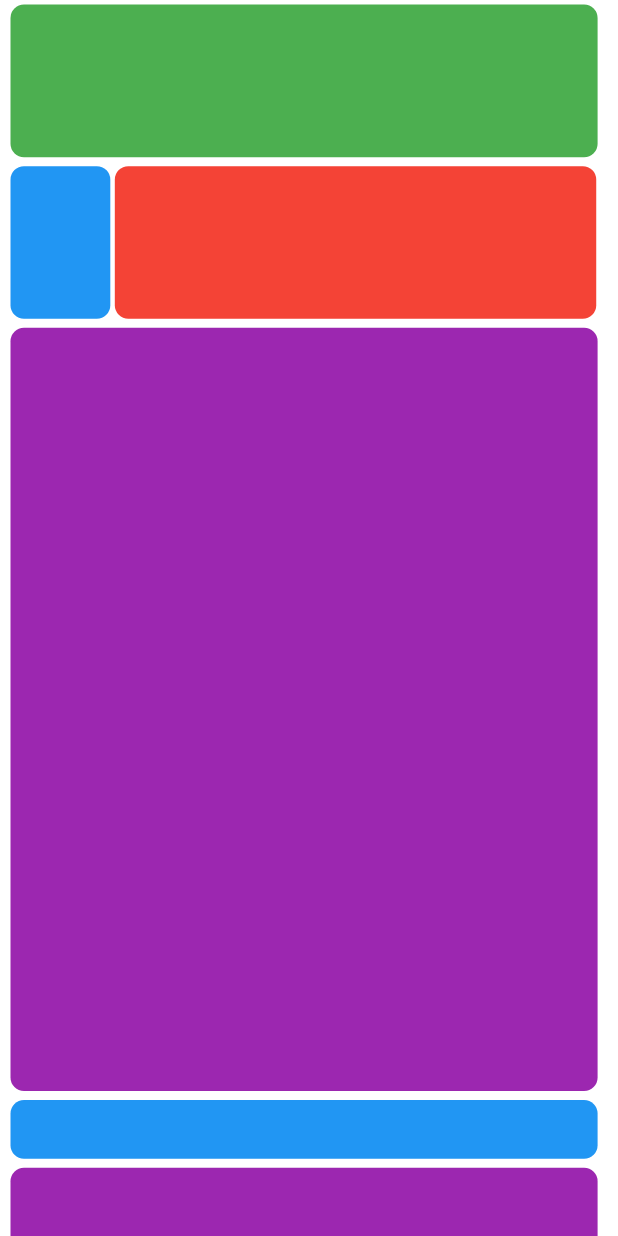
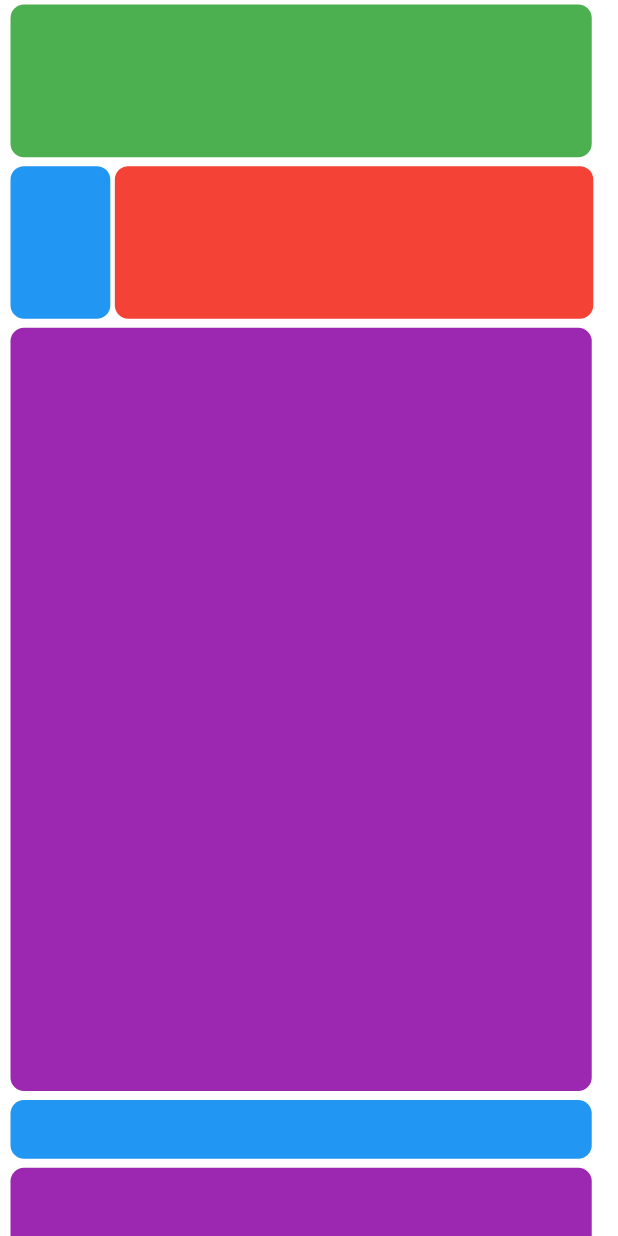
Before and after one commit to RaiAhmad73/flutterdev-assignment1, a Flutter app: the screen it shows after launch, on a phone screen of 412 x 824 dp. Run offline on Flutter 3.47's test engine with Material 2 defaults, Android fonts, the phone set to English and light mode, and no system bars.

Commit message:
fixed alignment

```diff
--- a/lib/main.dart
+++ b/lib/main.dart
@@ -40,7 +40,7 @@ class Assignment1 extends StatelessWidget {
                     ),
                   ),
                   height: height * .13,
-                  width: width)
+                  width: width * .99)
             ]),
           ),
           Padding(
@@ -67,7 +67,7 @@ class Assignment1 extends StatelessWidget {
                       ),
                     ),
                     height: height * .13,
-                    width: width * 0.82),
+                    width: width * 0.815),
               )
             ]),
           ),
@@ -83,7 +83,7 @@ class Assignment1 extends StatelessWidget {
                     ),
                   ),
                   height: height * .65,
-                  width: width),
+                  width: width * .99),
             )
           ]),
           Row(children: [
@@ -98,7 +98,7 @@ class Assignment1 extends StatelessWidget {
                     ),
                   ),
                   height: height * .05,
-                  width: width),
+                  width: width * .99),
             )
           ]),
           Row(children: [
@@ -113,7 +113,7 @@ class Assignment1 extends StatelessWidget {
                     ),
                   ),
                   height: height * .40,
-                  width: width,
+                  width: width * .99,
                   child: const Align(
                       alignment: Alignment.center,
                       child: Text("#8D43B3",
@@ -203,7 +203,7 @@ class Assignment1 extends StatelessWidget {
                     ),
                   ),
                   height: height * .25,
-                  width: width,
+                  width: width * .99,
                   child: const Align(
                       alignment: Alignment.center,
                       child: Text("#2AA650",
@@ -272,7 +272,7 @@ class Assignment1 extends StatelessWidget {
                   ),
                 ),
                 height: height * .45,
-                width: width,
+                width: width * .99,
               ),
             )
           ])
```
